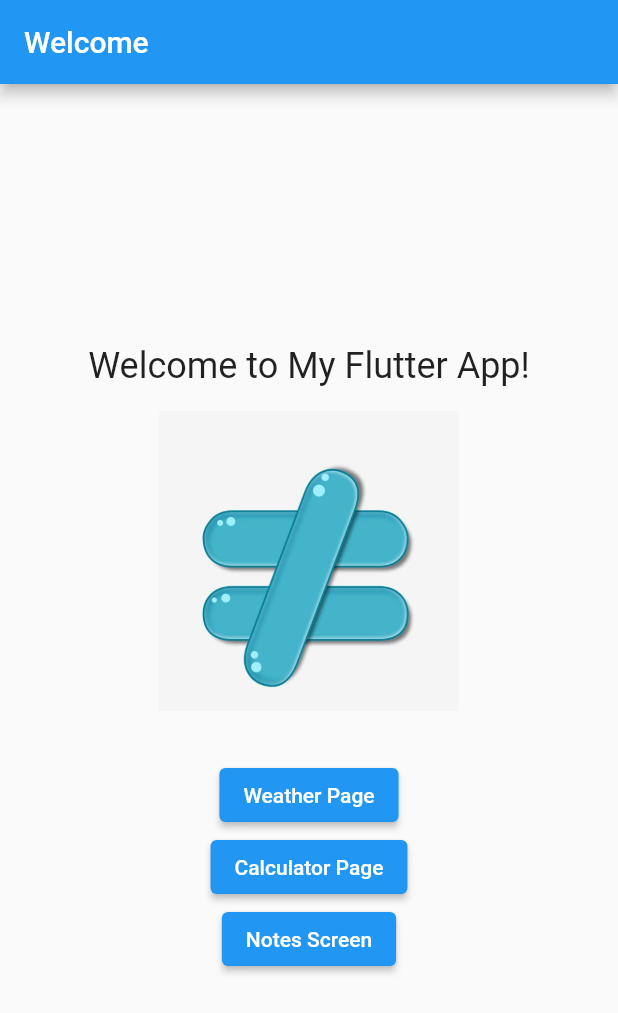
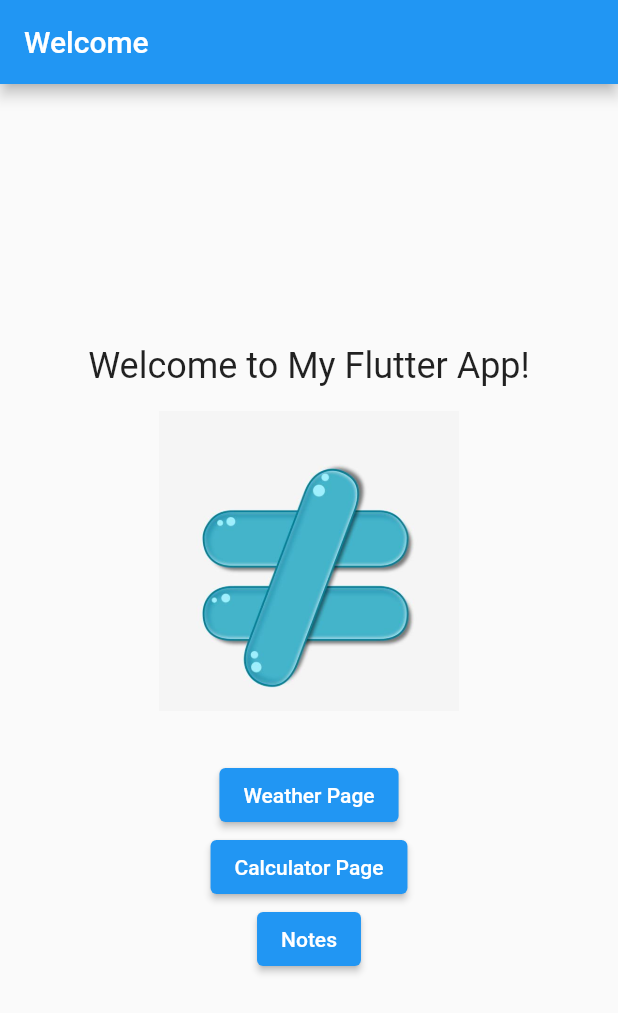
Before and after one commit to Palika-Sathish/flutter_app, a Flutter app: the screen it shows after launch, on a phone screen of 412 x 824 dp. Shown: the top 1013 px of the screen. Run offline on Flutter 3.47's test engine with Material 2 defaults, Android fonts, the phone set to English and light mode, and no system bars.

Commit message:
Name change for notes app

```diff
--- a/lib/welcome.dart
+++ b/lib/welcome.dart
@@ -47,7 +47,7 @@ class WelcomeScreen extends StatelessWidget {
                   MaterialPageRoute(builder: (context) => NotesScreen()),
                 );
               },
-              child: Text('Notes Screen'),
+              child: Text('Notes'),
             ),
           ],
         ),
```
